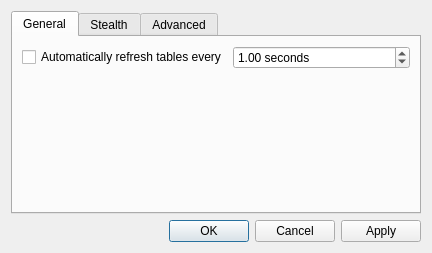
This is src/prefdialog.ui in k4yt3x/Evanesco as Qt 5 draws it before an edit. The edited form follows.
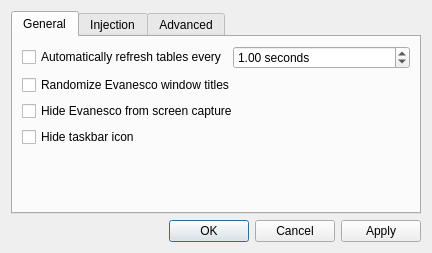
This is the edited form. The open tabs and pages were chosen to show the change.

Patch:
```diff
--- a/src/prefdialog.ui
+++ b/src/prefdialog.ui
@@ -51,6 +51,27 @@
          </item>
         </layout>
        </item>
+       <item>
+        <widget class="QCheckBox" name="randomizeWindowTitlesCheckBox">
+         <property name="text">
+          <string>Randomize Evanesco window titles</string>
+         </property>
+        </widget>
+       </item>
+       <item>
+        <widget class="QCheckBox" name="hideFromScreenCaptureCheckBox">
+         <property name="text">
+          <string>Hide Evanesco from screen capture</string>
+         </property>
+        </widget>
+       </item>
+       <item>
+        <widget class="QCheckBox" name="hideTaskbarIconCheckBox">
+         <property name="text">
+          <string>Hide taskbar icon</string>
+         </property>
+        </widget>
+       </item>
        <item>
         <spacer name="verticalSpacer">
          <property name="orientation">
@@ -68,27 +89,13 @@
      </widget>
      <widget class="QWidget" name="prefStealthTab">
       <attribute name="title">
-       <string>Stealth</string>
+       <string>Injection</string>
       </attribute>
       <layout class="QVBoxLayout" name="verticalLayout_3">
        <item>
-        <widget class="QCheckBox" name="hideFromScreenCaptureCheckBox">
+        <widget class="QCheckBox" name="randomizeDllFileNameCheckBox">
          <property name="text">
-          <string>Hide Evanesco from screen capture</string>
-         </property>
-        </widget>
-       </item>
-       <item>
-        <widget class="QCheckBox" name="randomizeWindowTitlesCheckBox">
-         <property name="text">
-          <string>Randomize Evanesco window titles</string>
-         </property>
-        </widget>
-       </item>
-       <item>
-        <widget class="QCheckBox" name="hideTaskbarIconCheckBox">
-         <property name="text">
-          <string>Hide taskbar icon</string>
+          <string>Randomize DLL file name</string>
          </property>
         </widget>
        </item>
```
Left out of the diff: 4 changed lines with no effect on the pictures.
